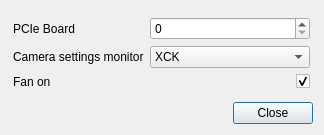
The window that escam/dialogfancontrol.ui (Entwicklungsburo-Stresing/EBST_CAM) describes before a commit, drawn with Qt 5.
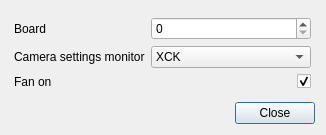
The same window after the commit.

Commit message:
Rename board spinbox and label
Rename the board spinbox and label in the fan control dialog from spinBoxPcie / labelPcie to spinBoxBoard / labelBoard

Diff of the .ui file:
```diff
--- a/escam/dialogfancontrol.ui
+++ b/escam/dialogfancontrol.ui
@@ -6,7 +6,7 @@
    <rect>
     <x>0</x>
     <y>0</y>
-    <width>324</width>
+    <width>326</width>
     <height>135</height>
    </rect>
   </property>
@@ -42,7 +42,7 @@
      <item row="0" column="1">
       <widget class="QLabel" name="labelPcie">
        <property name="text">
-        <string>PCIe Board</string>
+        <string>Board</string>
        </property>
       </widget>
      </item>
```
Left out of the diff: 4 changed lines with no effect on the pictures. The commit also changes 2 other files.
